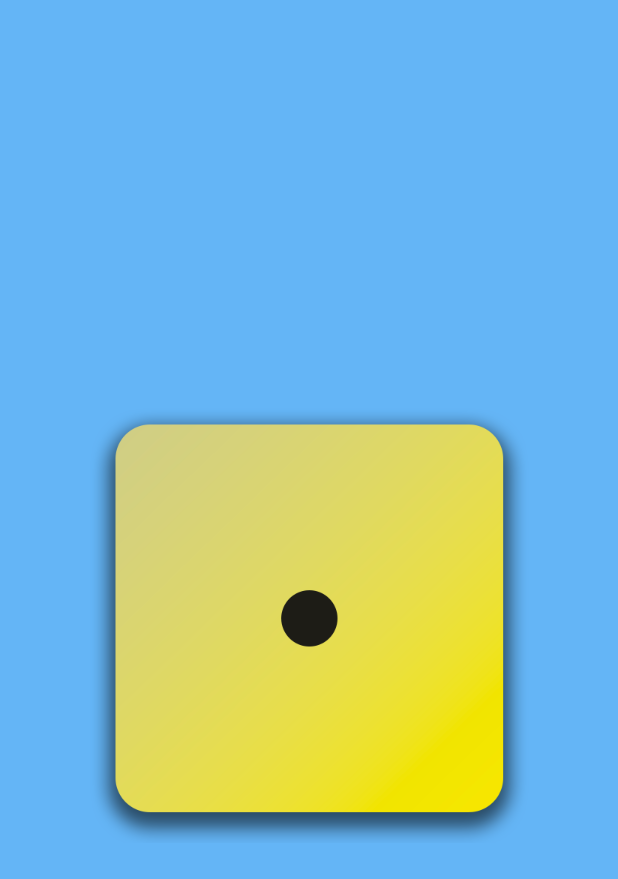
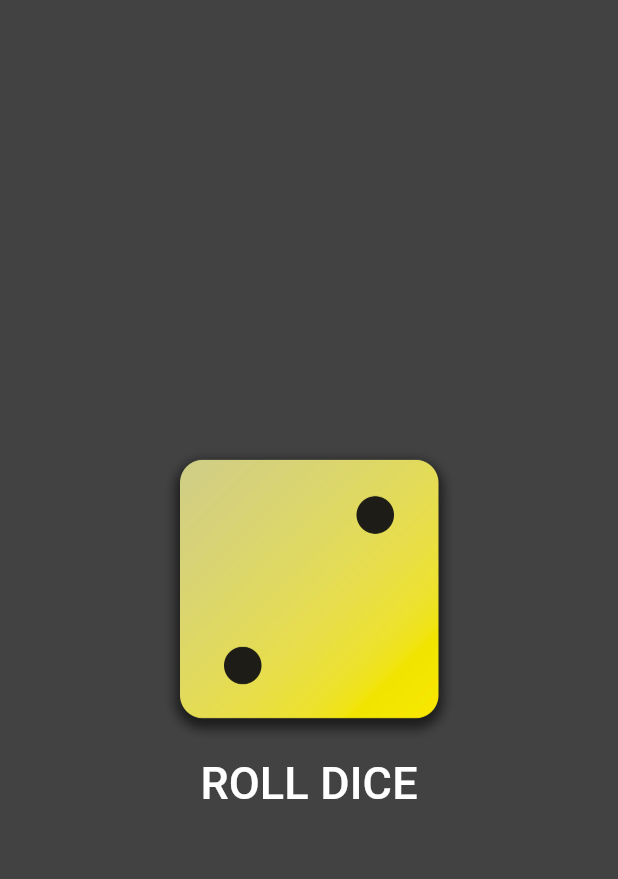
Before and after one commit to KaDeEm21/dice_app, a Flutter app: the screen it shows after launch, on a phone screen of 412 x 824 dp. Shown: the top 879 px of the screen. Run offline on Flutter 3.47's test engine with Material 3 defaults, Android fonts, the phone set to English and light mode, and no system bars.

Commit message:
- 'Unable to access asset' problem fixed. - Changed background color

```diff
--- a/lib/main.dart
+++ b/lib/main.dart
@@ -12,9 +12,22 @@ class MyApp extends StatelessWidget {
   Widget build(BuildContext context) {
     return MaterialApp(
       home: Scaffold(
-        backgroundColor: Colors.blue.shade300,
+        backgroundColor: Colors.grey.shade800,
         body: Center(
-          child: Image.asset('assets/images/dice-1.png', width: 300,),
+          child: Column(
+            mainAxisSize: MainAxisSize.min,
+            children: [
+              SizedBox(
+                height: 20,
+              ),
+              Image.asset('assets/images/dice-2.png', width: 200,),
+              const TextButton(
+                onPressed: null, child: Text(
+                "ROLL DICE", style: TextStyle(fontStyle: FontStyle.normal, fontSize: 30, color: Colors.white),
+              ),
+              )
+            ],
+          ),
         ),
       ),
     );
```
